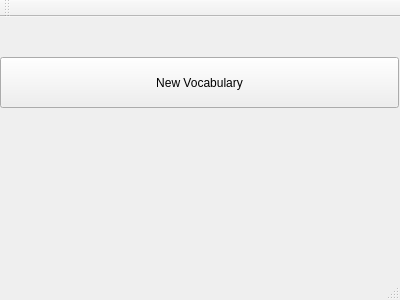
Qt form mainwindow.ui (TmCrafz/Vocabulary_Skill_exporter) before a commit.
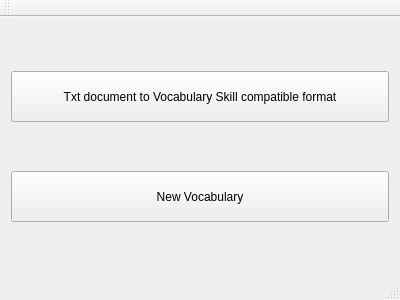
The same form after that commit.

Commit message: Add a new button which should open a window which convert a .txt to a .xml which is compatible with Vocabulary Skill. The widgets reszizes know with the windows size.

The edit to the form file:
```diff
--- a/mainwindow.ui
+++ b/mainwindow.ui
@@ -14,25 +14,34 @@
    <string>MainWindow</string>
   </property>
   <widget class="QWidget" name="centralWidget">
+   <layout class="QVBoxLayout" name="verticalLayout">
+    <item>
+     <widget class="QPushButton" name="pushButton">
+      <property name="minimumSize">
+       <size>
+        <width>0</width>
+        <height>51</height>
+       </size>
+      </property>
+      <property name="text">
+       <string>Txt document to Vocabulary Skill compatible format</string>
+      </property>
+     </widget>
+    </item>
+    <item>
    <widget class="QPushButton" name="pushBtnNewVocFile">
-    <property name="geometry">
-     <rect>
-      <x>0</x>
-      <y>40</y>
-      <width>399</width>
-      <height>51</height>
-     </rect>
-    </property>
     <property name="minimumSize">
      <size>
       <width>0</width>
-      <height>23</height>
+        <height>51</height>
      </size>
     </property>
     <property name="text">
      <string>New Vocabulary</string>
     </property>
    </widget>
+    </item>
+   </layout>
   </widget>
   <widget class="QMenuBar" name="menuBar">
    <property name="geometry">
```
Lines whose indentation alone changed are shown as unchanged.
